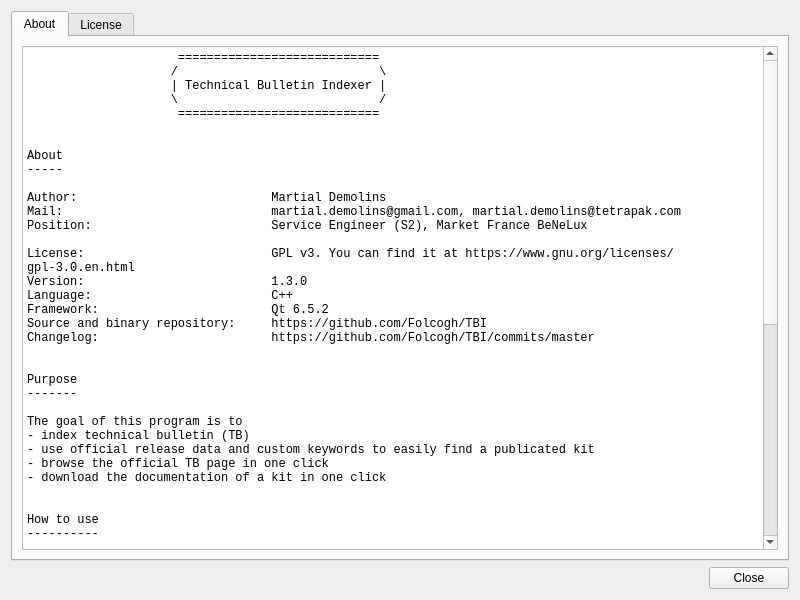
Folco68/TBI, file Dialog/DlgHelp.ui: the form before one commit.
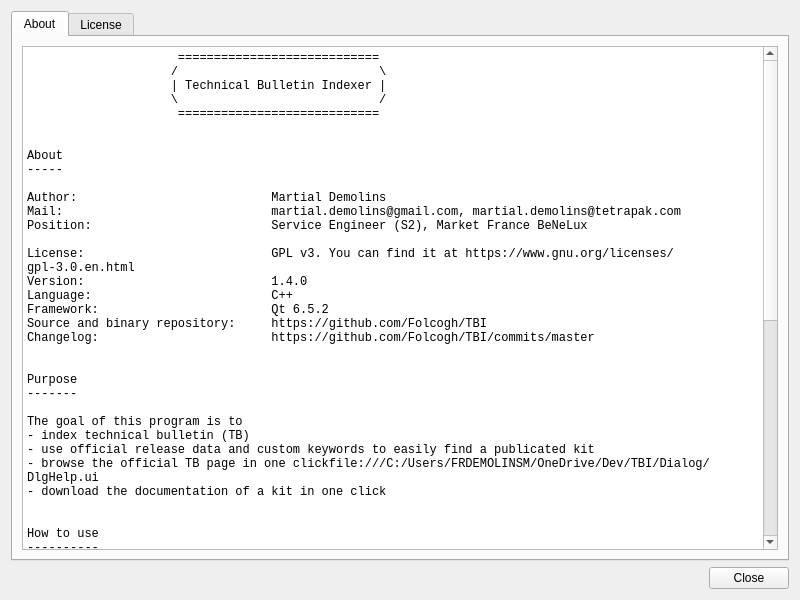
The form after the commit.

The edit to the form file:
```diff
--- a/Dialog/DlgHelp.ui
+++ b/Dialog/DlgHelp.ui
@@ -53,7 +53,7 @@
 Position:                         Service Engineer (S2), Market France BeNeLux
 
 License:                          GPL v3. You can find it at https://www.gnu.org/licenses/gpl-3.0.en.html
-Version:                          1.3.0
+Version:                          1.4.0
 Language:                         C++
 Framework:                        Qt 6.5.2
 Source and binary repository:     https://github.com/Folcogh/TBI
@@ -66,7 +66,7 @@
 The goal of this program is to 
 - index technical bulletin (TB)
 - use official release data and custom keywords to easily find a publicated kit
-- browse the official TB page in one click
+- browse the official TB page in one clickfile:///C:/Users/FRDEMOLINSM/OneDrive/Dev/TBI/Dialog/DlgHelp.ui
 - download the documentation of a kit in one click
 
 
```
